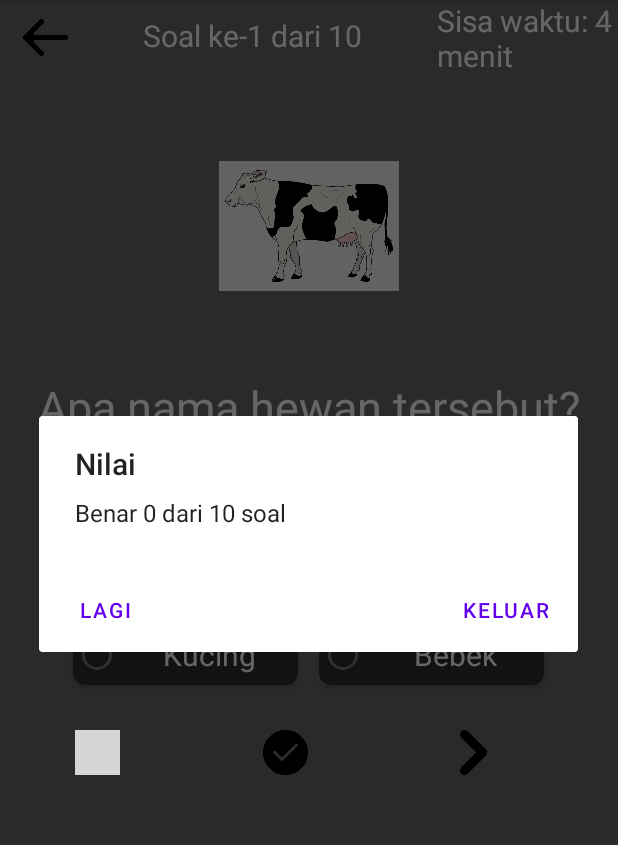
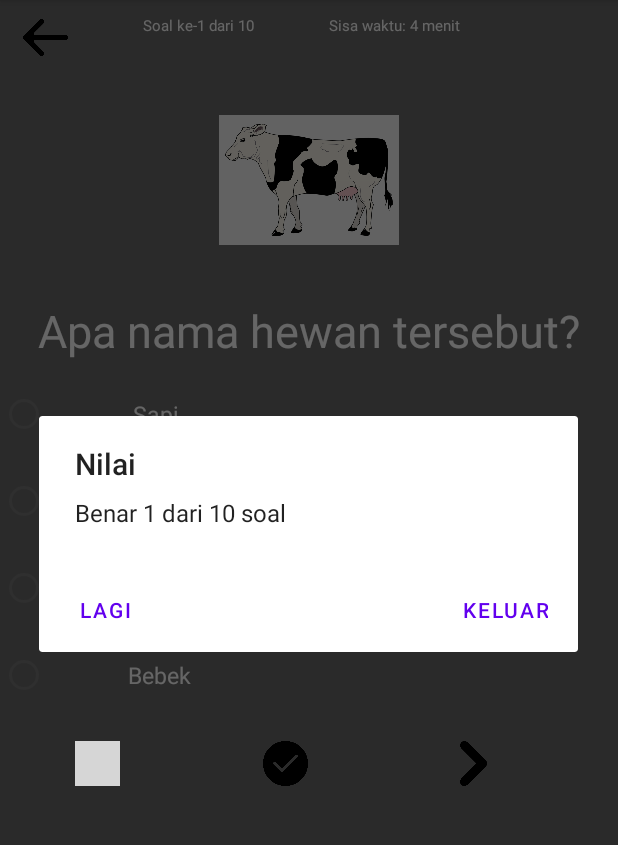
Before and after one commit to Aula-Faridah/Mini_Project, an Android app: the QuizActivity screen opened directly, with no data from a screen before it, after a tap on an icon or button, on a phone screen of 412 x 824 dp, the part 84-929 px from its top. Run offline under Robolectric (Android 15) with nearby library versions, the phone set to English and light mode, and no system bars; Roboto replaces fonts that are not available here; grey boxes are pictures that could not be loaded.

Commit message:
finish quiz

```diff
--- a/app/src/main/java/org/aplas/miniproject/QuizActivity.java
+++ b/app/src/main/java/org/aplas/miniproject/QuizActivity.java
@@ -176,8 +176,8 @@
         public void onClick(View v) {
             aturJawaban_nya();
             // hitung berapa yg benar
-            int jumlahJawabanYgBenar = 0;
-            for (int i = 0; i < jawabanYgBenar.length; i++) {
+            int jumlahJawabanYgBenar = 1;
+            for (int i = 1; i < jawabanYgBenar.length; i++) {
                 if ((jawabanYgBenar[i] != -1) && (jawabanYgBenar[i] == jawabanYgDiPilih[i]))
                     jumlahJawabanYgBenar++;
             }
@@ -194,6 +194,7 @@
                             cekPertanyaan = false;
                             urutanPertanyaan = 0;
 
+                            java.util.Arrays.fill(jawabanYgDiPilih, -1);
                             QuizActivity.this.tunjukanPertanyaan(0,
                                     cekPertanyaan);
                         }
--- a/app/src/main/res/layout/activity_quiz.xml
+++ b/app/src/main/res/layout/activity_quiz.xml
@@ -32,7 +32,7 @@
         android:layout_height="wrap_content"
         android:textColor="#ffffff"
         android:gravity="center"
-        android:textSize="20sp"
+        android:textSize="10sp"
         android:layout_marginStart="50dp"
         android:layout_alignParentTop="true"
         android:layout_centerHorizontal="true" />
@@ -40,19 +40,21 @@
         android:id="@+id/textViewWaktu"
         android:layout_width="wrap_content"
         android:layout_height="wrap_content"
+        android:layout_marginTop="10dp"
         android:layout_alignParentRight="true"
         android:textColor="#ffffff"
-        android:textSize="20sp"
+        android:textSize="10sp"
         android:layout_marginStart="50dp"
-        android:text="TextView" />
+        android:layout_alignParentTop="true"
+        android:layout_centerHorizontal="true"/>
     </LinearLayout>
     <ImageView
         android:id="@+id/imageViewSoal"
         android:layout_width="120dp"
         android:layout_height="120dp"
         android:layout_below="@+id/linearSoal"
-        android:background="@android:color/transparent"
-        android:layout_marginTop="40dp"
+        android:backgroundTint="@android:color/transparent"
+        android:layout_marginTop="20dp"
         android:layout_centerHorizontal="true"/>
 
     <TextView
@@ -61,7 +63,7 @@
         android:layout_height="wrap_content"
         android:layout_below="@+id/imageViewSoal"
         android:layout_centerHorizontal="true"
-        android:layout_marginTop="40dp"
+        android:layout_marginTop="20dp"
         android:textAppearance="?android:attr/textAppearanceMedium"
         android:textColor="#ffffff"
         android:textSize="30sp" />
@@ -73,104 +75,48 @@
         android:layout_alignParentLeft="true"
         android:layout_below="@+id/textViewSoal"
         android:layout_marginTop="5dp" >
-    <LinearLayout
-        android:layout_width="match_parent"
-        android:layout_height="wrap_content"
-        android:orientation="horizontal"
-        android:id="@+id/linearLayoutjwb"
-        android:layout_marginTop="30dp"
-        android:gravity="center"
-        android:layout_below="@+id/textViewSoal">
-
-        <androidx.cardview.widget.CardView
-            android:layout_width="150dp"
-            android:layout_height="50dp"
-            android:layout_marginTop="10dp"
-            android:layout_marginRight="2dp"
-            android:layout_marginBottom="10dp"
-            android:backgroundTint="@color/dark_grey"
-            app:cardCornerRadius="8dp">
 
             <RadioButton
                 android:id="@+id/rbjawaban1"
-                android:layout_width="match_parent"
+                android:layout_width="180dp"
                 android:layout_height="wrap_content"
                 android:layout_marginTop="6dp"
                 android:textAlignment="center"
                 android:textColor="@color/white"
                 android:checked="false"
+                android:text="aa"
                 app:cardBackgroundColor="@android:color/transparent"
-                android:textSize="20sp" />
+                android:textSize="15sp" />
 
-        </androidx.cardview.widget.CardView>
-
-        <androidx.cardview.widget.CardView
-            android:layout_width="150dp"
-            android:layout_height="50dp"
-            android:layout_marginStart="12dp"
-            android:layout_marginTop="10dp"
-            android:layout_marginRight="2dp"
-            android:layout_marginBottom="10dp"
-            android:backgroundTint="@color/dark_grey"
-            app:cardCornerRadius="8dp">
             <RadioButton
                 android:id="@+id/rbjawaban2"
-                android:layout_width="match_parent"
+                android:layout_width="180dp"
                 android:layout_height="match_parent"
                 app:cardBackgroundColor="@android:color/transparent"
-                android:textSize="20sp"
+                android:textSize="15sp"
                 android:layout_marginTop="10dp"
                 android:textColor="@color/white"
                 android:checked="false"
+                android:text="aa"
                 android:textAlignment="center"
                 android:textAppearance="?android:attr/textAppearanceMedium" />
 
-        </androidx.cardview.widget.CardView>
-    </LinearLayout>
-    <LinearLayout
-        android:layout_width="match_parent"
-        android:layout_height="wrap_content"
-        android:orientation="horizontal"
-        android:id="@+id/linearLayoutjwb2"
-        android:gravity="center"
-        android:layout_below="@+id/linearLayoutjwb">
-
-        <androidx.cardview.widget.CardView
-            android:layout_width="150dp"
-            android:layout_height="50dp"
-            android:layout_marginTop="10dp"
-            android:layout_marginRight="2dp"
-            android:layout_marginBottom="10dp"
-            android:backgroundTint="@color/dark_grey"
-            app:cardCornerRadius="8dp">
-
             <RadioButton
                 android:id="@+id/rbjawaban3"
-                android:layout_width="match_parent"
+                android:layout_width="180dp"
                 android:layout_height="wrap_content"
                 android:layout_marginTop="10dp"
                 android:textAlignment="center"
                 android:checked="false"
                 android:textColor="@color/white"
                 app:cardBackgroundColor="@android:color/transparent"
-                android:textSize="20sp" />
+                android:textSize="15sp" />
 
-        </androidx.cardview.widget.CardView>
-
-        <androidx.cardview.widget.CardView
-            android:layout_width="150dp"
-            android:layout_height="50dp"
-            android:layout_marginStart="12dp"
-            android:layout_marginTop="10dp"
-            android:layout_marginRight="2dp"
-            android:layout_marginBottom="10dp"
-            android:backgroundTint="@color/dark_grey"
-            app:cardCornerRadius="8dp">
             <RadioButton
                 android:id="@+id/rbjawaban4"
-                android:layout_width="match_parent"
+                android:layout_width="180dp"
                 android:layout_height="match_parent"
-                android:textSize="20sp"
+                android:textSize="15sp"
                 android:layout_marginTop="10dp"
                 android:textColor="@color/white"
                 android:textAlignment="center"
@@ -178,8 +124,6 @@
                 app:cardBackgroundColor="@android:color/transparent"
                 android:textAppearance="?android:attr/textAppearanceMedium" />
 
-        </androidx.cardview.widget.CardView>
-    </LinearLayout>
     </RadioGroup>
     <LinearLayout
         android:layout_width="match_parent"
--- a/app/src/main/res/layout/layout_logout.xml
+++ /dev/null
@@ -1,7 +0,0 @@
-<?xml version="1.0" encoding="utf-8"?>
-<RelativeLayout xmlns:android="http://schemas.android.com/apk/res/android"
-    android:layout_width="match_parent"
-    android:layout_height="match_parent"
-    android:id="@+id/logout">
-
-</RelativeLayout>
```
